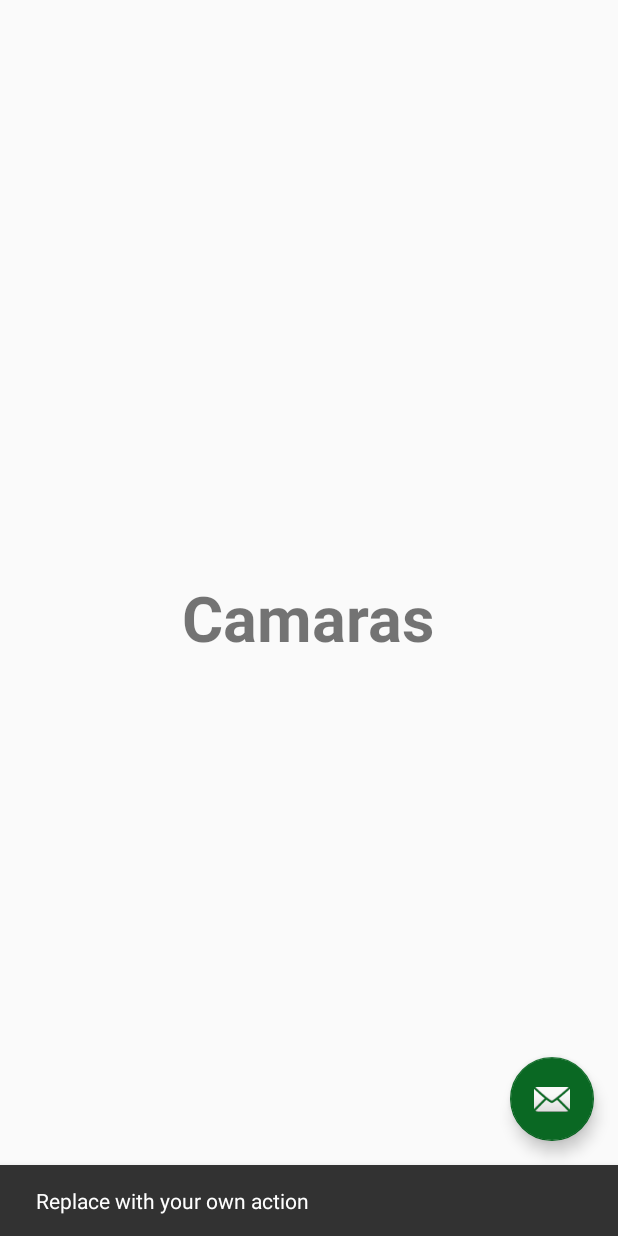
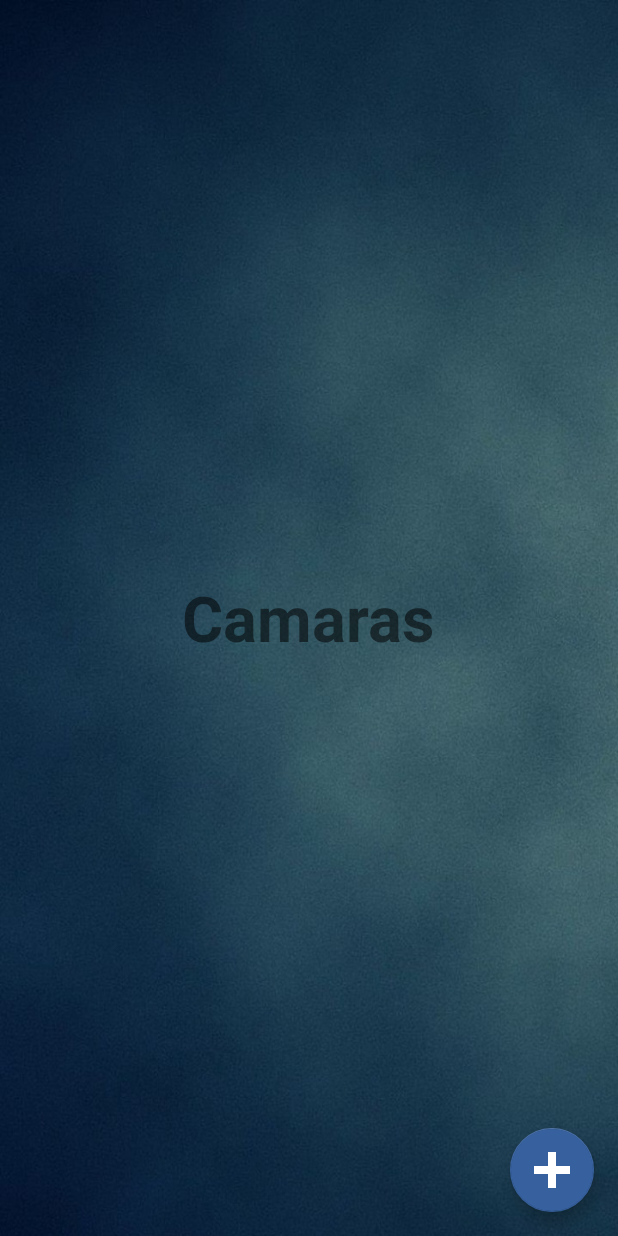
Before and after one commit to matiasrivas94/SECURITYHOUSE, an Android app: the screen it shows after launch (MainActivity), in the side drawer, after a tap on "Camaras", on a phone screen of 412 x 824 dp. Run offline under Robolectric (Android 15) with nearby library versions, the phone set to English and light mode, and no system bars.

Commit message:
Agregue color al Floating Action Button y le di funcionalidades

```diff
--- a/app/src/main/java/com/example/matiasezequiel/security_house/AlarmasFragment.java
+++ b/app/src/main/java/com/example/matiasezequiel/security_house/AlarmasFragment.java
@@ -3,6 +3,7 @@
 import android.content.Context;
 import android.net.Uri;
 import android.os.Bundle;
+import android.support.design.widget.FloatingActionButton;
 import android.support.v4.app.Fragment;
 import android.support.v4.app.FragmentTransaction;
 import android.view.LayoutInflater;
@@ -33,17 +34,43 @@
         ArrayAdapter arrayAdapter = new ArrayAdapter(this.getActivity(), android.R.layout.simple_list_item_1, arrayList);
         list.setAdapter(arrayAdapter);
 
-        Button btnCrearAlarma =(Button)v.findViewById(R.id.btnNuevaAlarma);
-        btnCrearAlarma.setOnClickListener(new View.OnClickListener() {
-            @Override
-            public void onClick(View v) {
-                FragmentTransaction fr = getFragmentManager().beginTransaction();
-                fr.replace(R.id.contenedor, new CrearAlarmaFragment()).addToBackStack(null);
-                fr.commit();
-            }
-        });
 
         return v;
+    }
+
+    @Override
+    public void setUserVisibleHint(boolean isVisibleToUser) {
+        super.setUserVisibleHint(isVisibleToUser);
+        if (isVisibleToUser && isResumed()) {
+            onResume();
+        }
+    }
+
+    @Override
+    public void onResume() {
+        super.onResume();
+        if (!getUserVisibleHint()) {
+            return;
+        }
+
+        MainActivity mainActivity = (MainActivity) getActivity();
+        if (mainActivity != null) {
+
+            mainActivity.showFloatingActionButton(); //fuerza la visibilidad
+
+            FloatingActionButton fab = mainActivity.findViewById(R.id.fab);
+
+            //fab.setImageResource(R.drawable.ic_send_black_24dp); //Cambiar icono
+
+            fab.setOnClickListener(new View.OnClickListener() {
+                @Override
+                public void onClick(View v) {
+                    FragmentTransaction fr = getFragmentManager().beginTransaction();
+                    fr.replace(R.id.contenedor, new CrearAlarmaFragment()).addToBackStack(null);
+                    fr.commit();
+                }
+            });
+        }
     }
 
 
--- a/app/src/main/java/com/example/matiasezequiel/security_house/CrearAlarmaFragment.java
+++ b/app/src/main/java/com/example/matiasezequiel/security_house/CrearAlarmaFragment.java
@@ -5,8 +5,10 @@
 import android.database.sqlite.SQLiteDatabase;
 import android.net.Uri;
 import android.os.Bundle;
+import android.support.design.widget.FloatingActionButton;
 import android.support.v4.app.Fragment;
 import android.support.v4.app.FragmentTransaction;
+import android.util.Log;
 import android.view.LayoutInflater;
 import android.view.View;
 import android.view.ViewGroup;
@@ -21,6 +23,8 @@
 
 	Spinner opciones;
     private EditText nombre, numTelefono, cantSensores, cantZonas;
+
+    MainActivity mainActivity = (MainActivity)getActivity();
 
     @Override
     public View onCreateView(LayoutInflater inflater, ViewGroup container,
@@ -53,9 +57,46 @@
         adapter.setDropDownViewResource(android.R.layout.preference_category);
         opciones.setAdapter(adapter);
 
+
+
         return v;
     }
 
+    @Override
+    public void setUserVisibleHint(boolean isVisibleToUser) {
+        super.setUserVisibleHint(isVisibleToUser);
+        if (isVisibleToUser && isResumed()) {
+            onResume();
+        }
+    }
+
+    @Override
+    public void onResume() {
+        super.onResume();
+        if (!getUserVisibleHint()) {
+            return;
+        }
+
+        MainActivity mainActivity = (MainActivity) getActivity();
+        if (mainActivity != null) {
+
+            mainActivity.hideFloatingActionButton(); //oculto boton
+
+            FloatingActionButton fab = mainActivity.findViewById(R.id.fab);
+
+            //fab.setImageResource(R.drawable.ic_); //Cambiar icono
+
+            fab.setOnClickListener(new View.OnClickListener() {
+                @Override
+                public void onClick(View v) {
+                    /*FragmentTransaction fr = getFragmentManager().beginTransaction();
+                    fr.replace(R.id.contenedor, new CrearAlarmaFragment()).addToBackStack(null);
+                    fr.commit();*/
+                    //NUEVA FUNCIONALIDAD
+                }
+            });
+        }
+    }
     /*public void agregar(View v){
         //if(ComprobarCampos()){
             String nom,numTel,tipo;
--- a/app/src/main/java/com/example/matiasezequiel/security_house/MainActivity.java
+++ b/app/src/main/java/com/example/matiasezequiel/security_house/MainActivity.java
@@ -4,6 +4,7 @@
 import android.support.design.widget.FloatingActionButton;
 import android.support.design.widget.Snackbar;
 import android.support.v4.app.FragmentManager;
+import android.support.v4.app.FragmentTransaction;
 import android.view.View;
 import android.support.design.widget.NavigationView;
 import android.support.v4.view.GravityCompat;
@@ -17,6 +18,8 @@
 public class MainActivity extends AppCompatActivity
         implements NavigationView.OnNavigationItemSelectedListener {
 
+    private FloatingActionButton fab;
+    FragmentManager fr;
     @Override
     protected void onCreate(Bundle savedInstanceState) {
         super.onCreate(savedInstanceState);
@@ -24,14 +27,6 @@
         Toolbar toolbar = (Toolbar) findViewById(R.id.toolbar);
         setSupportActionBar(toolbar);
 
-        FloatingActionButton fab = (FloatingActionButton) findViewById(R.id.fab);
-        fab.setOnClickListener(new View.OnClickListener() {
-            @Override
-            public void onClick(View view) {
-                Snackbar.make(view, "Replace with your own action", Snackbar.LENGTH_LONG)
-                        .setAction("Action", null).show();
-            }
-        });
 
         DrawerLayout drawer = (DrawerLayout) findViewById(R.id.drawer_layout);
         ActionBarDrawerToggle toggle = new ActionBarDrawerToggle(
@@ -43,11 +38,31 @@
         navigationView.setNavigationItemSelectedListener(this);
 
         //Infla el AlarmasFragment como Fragment principal
-        FragmentManager fragmentManager = getSupportFragmentManager();
+        final FragmentManager fragmentManager = getSupportFragmentManager();
         fragmentManager.beginTransaction().replace(R.id.contenedor,new AlarmasFragment()).commit();
+
+        fab = (FloatingActionButton) findViewById(R.id.fab);
+        fab.setOnClickListener(new View.OnClickListener() {
+            @Override
+            public void onClick(View view) {
+                /*Snackbar.make(view, "Replace with your own action", Snackbar.LENGTH_LONG)
+                        .setAction("Action", null).show();*/
+                fragmentManager.beginTransaction().replace(R.id.contenedor,new CrearAlarmaFragment()).addToBackStack(null)
+                        .commit();
+            }
+        });
+
     }
 
-    /*@Override
+    public void showFloatingActionButton(){
+        fab.show();
+    }
+    public void hideFloatingActionButton(){
+        fab.hide();
+    }
+
+
+/*@Override
     public void onBackPressed() {
         DrawerLayout drawer = (DrawerLayout) findViewById(R.id.drawer_layout);
         if (drawer.isDrawerOpen(GravityCompat.START)) {
--- a/app/src/main/res/layout/app_bar_main.xml
+++ b/app/src/main/res/layout/app_bar_main.xml
@@ -30,6 +30,6 @@
         android:layout_height="wrap_content"
         android:layout_gravity="bottom|end"
         android:layout_margin="@dimen/fab_margin"
-        app:srcCompat="@android:drawable/ic_dialog_email" />
+        app:srcCompat="@drawable/add3" />
 
 </android.support.design.widget.CoordinatorLayout>
--- a/app/src/main/res/layout/fragment_camaras.xml
+++ b/app/src/main/res/layout/fragment_camaras.xml
@@ -3,7 +3,8 @@
     xmlns:tools="http://schemas.android.com/tools"
     android:layout_width="match_parent"
     android:layout_height="match_parent"
-    tools:context=".CamarasFragment">
+    tools:context=".CamarasFragment"
+    android:background="@mipmap/fondo1">
 
     <!-- TODO: Update blank fragment layout -->
 
--- a/app/src/main/res/values/colors.xml
+++ b/app/src/main/res/values/colors.xml
@@ -2,5 +2,5 @@
 <resources>
     <color name="colorPrimary">#144b7c</color>
     <color name="colorPrimaryDark">#0a0f31</color>
-    <color name="colorAccent">#0a6823</color>
+    <color name="colorAccent">#37609e</color>
 </resources>
```
Also changed, not shown: app/src/main/res/layout/fragment_alarmas.xml (+0 -9 lines), app/src/main/res/drawable/add3.png (added).
